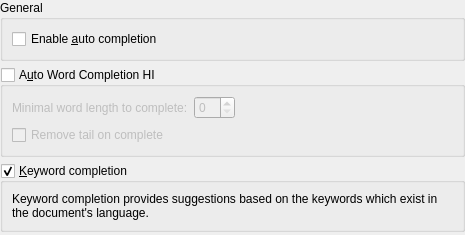
Old version of the form src/dialogs/completionconfigtab.ui in the repository KDE/ktexteditor.
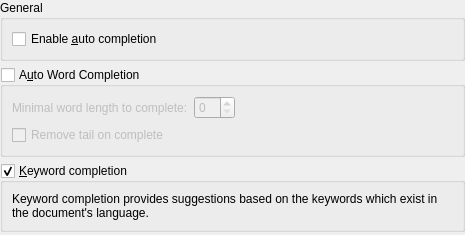
New version of the form.

Commit message: Remove debug text in string which got in by accident (sorry)

The edit to the form file:
```diff
--- a/src/dialogs/completionconfigtab.ui
+++ b/src/dialogs/completionconfigtab.ui
@@ -33,7 +33,7 @@
    <item>
     <widget class="QGroupBox" name="gbWordCompletion">
      <property name="title">
-      <string>A&amp;uto Word Completion HI</string>
+      <string>A&amp;uto Word Completion</string>
      </property>
      <property name="checkable">
       <bool>true</bool>
```
